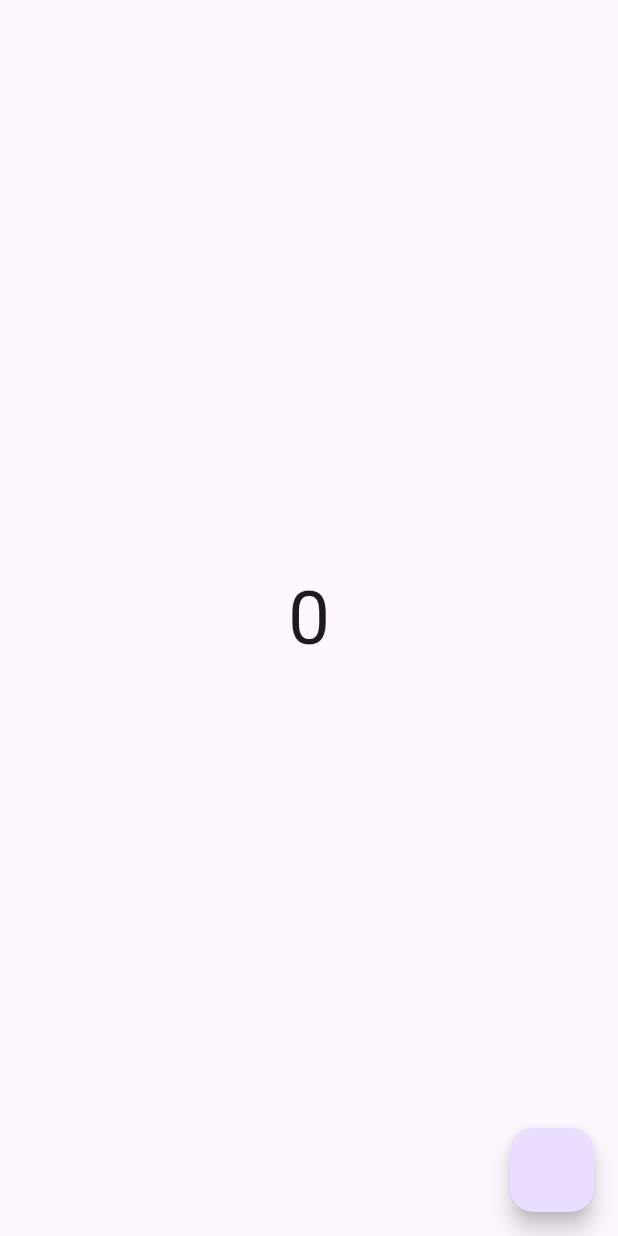
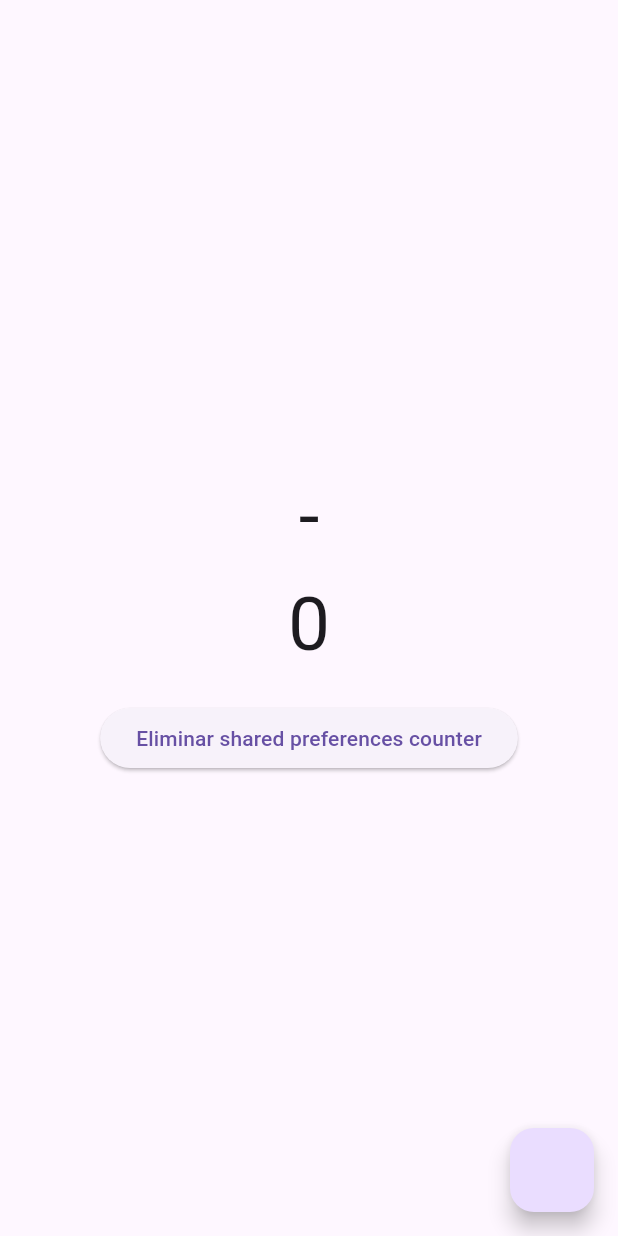
Before and after one commit to fr4nsgallegos/travelappg10, a Flutter app: the screen it shows after launch, on a phone screen of 412 x 824 dp. Run offline on Flutter 3.47's test engine with Material 3 defaults, Android fonts, the phone set to English and light mode, and no system bars; our stand-ins replace shared_preferences.

Commit message:
shared preferences page

```diff
--- a/lib/main.dart
+++ b/lib/main.dart
@@ -1,10 +1,10 @@
 import 'package:flutter/material.dart';
-import 'package:travelappg10/pages/home_page.dart';
+import 'package:travelappg10/pages/shared_preferences_page.dart';
 
 void main() {
   runApp(
     MaterialApp(
-      home: HomePage(),
+      home: SharedPreferencesPage(),
       debugShowCheckedModeBanner: false,
     ),
   );
--- a/lib/pages/home_page.dart
+++ b/lib/pages/shared_preferences_page.dart
@@ -1,20 +1,21 @@
 import 'package:flutter/material.dart';
 import 'package:shared_preferences/shared_preferences.dart';
 
-class HomePage extends StatefulWidget {
+class SharedPreferencesPage extends StatefulWidget {
   @override
-  State<HomePage> createState() => _HomePageState();
+  State<SharedPreferencesPage> createState() => _SharedPreferencesPageState();
 }
 
-class _HomePageState extends State<HomePage> {
+class _SharedPreferencesPageState extends State<SharedPreferencesPage> {
   int contador = 0;
+  String user = "";
 
   Future<void> _saveContador() async {
     SharedPreferences _prefs = await SharedPreferences.getInstance();
     //GUARDAR EL CONTADOR
     _prefs.setInt('counter', contador);
     //GUARDAR MÁS INFORMACIÓN
-    _prefs.setString('username', 'Jhonny"');
+    _prefs.setString('username', 'Jhonny');
     _prefs.setDouble('heigth', 1.75);
     _prefs.setBool('isLoggetIn', true);
     _prefs.setStringList('favorites', ['Flutter', 'DART', 'Developer']);
@@ -24,7 +25,18 @@ class _HomePageState extends State<HomePage> {
     SharedPreferences _prefs = await SharedPreferences.getInstance();
     //LEER EL CONTADOR
     contador = _prefs.getInt('counter') ?? 0;
+    user = _prefs.getString('username') ?? "-";
     setState(() {});
+  }
+
+  Future<void> clearContador() async {
+    SharedPreferences _prefs = await SharedPreferences.getInstance();
+
+    //Eliminar un dato en específico
+    _prefs.remove('counter');
+
+    //eliminar todos los datos
+    // _prefs.clear();
   }
 
   @override
@@ -48,9 +60,21 @@ class _HomePageState extends State<HomePage> {
           mainAxisAlignment: MainAxisAlignment.center,
           children: [
             Text(
+              user,
+              style: TextStyle(fontSize: 50),
+            ),
+            Text(
               contador.toString(),
               style: TextStyle(fontSize: 50),
-            )
+            ),
+            SizedBox(
+              height: 16,
+            ),
+            ElevatedButton(
+                onPressed: () {
+                  clearContador();
+                },
+                child: Text("Eliminar shared preferences counter"))
           ],
         ),
       ),
```
